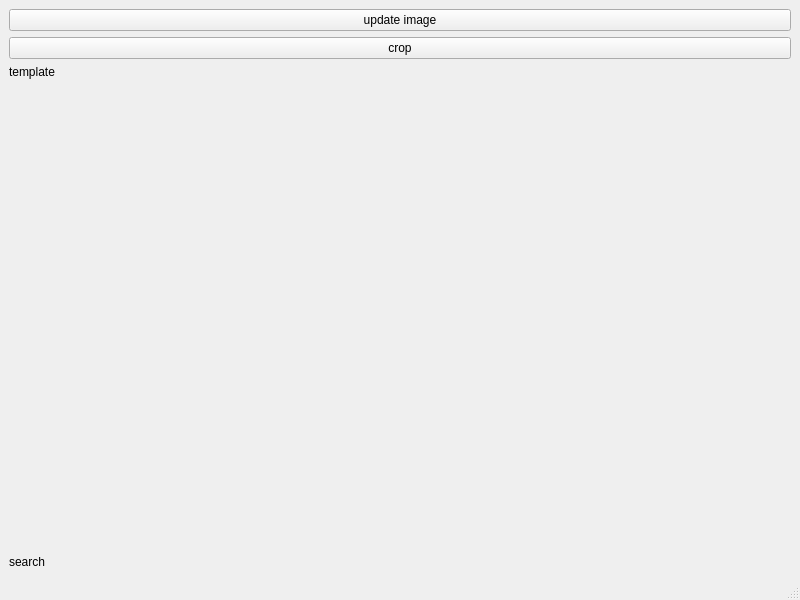
Above: mainwindow.ui from hoshianaaa/geometric_match_ros before the change. Below: the same form after it.
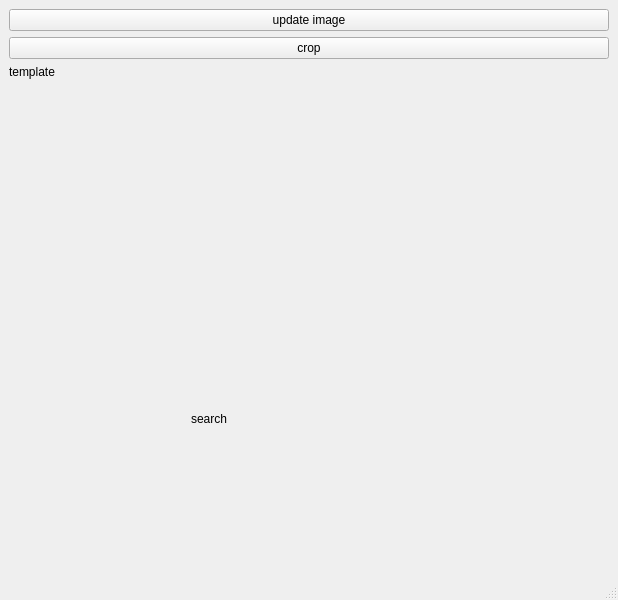
That is the form after the change.

Commit message: サイズ調整

The edit to the form file:
```diff
--- a/mainwindow.ui
+++ b/mainwindow.ui
@@ -6,7 +6,7 @@
    <rect>
     <x>0</x>
     <y>0</y>
-    <width>800</width>
+    <width>618</width>
     <height>600</height>
    </rect>
   </property>
@@ -77,16 +77,47 @@
     <item>
      <widget class="QLabel" name="label_2">
       <property name="sizePolicy">
-       <sizepolicy hsizetype="Maximum" vsizetype="Maximum">
+       <sizepolicy hsizetype="Fixed" vsizetype="Fixed">
         <horstretch>0</horstretch>
         <verstretch>0</verstretch>
        </sizepolicy>
       </property>
+      <property name="minimumSize">
+       <size>
+        <width>400</width>
+        <height>300</height>
+       </size>
+      </property>
       <property name="text">
        <string>search</string>
       </property>
+      <property name="scaledContents">
+       <bool>false</bool>
+      </property>
+      <property name="alignment">
+       <set>Qt::AlignCenter</set>
+      </property>
+      <property name="openExternalLinks">
+       <bool>false</bool>
+      </property>
      </widget>
     </item>
+    <item>
+     <spacer name="verticalSpacer_2">
+      <property name="orientation">
+       <enum>Qt::Vertical</enum>
+      </property>
+      <property name="sizeType">
+       <enum>QSizePolicy::Minimum</enum>
+      </property>
+      <property name="sizeHint" stdset="0">
+       <size>
+        <width>20</width>
+        <height>0</height>
+       </size>
+      </property>
+     </spacer>
+    </item>
    </layout>
   </widget>
   <widget class="QMenuBar" name="menubar">
```
Left out of the diff: 2 changed lines with no effect on the pictures. The commit also changes 1 other file.
